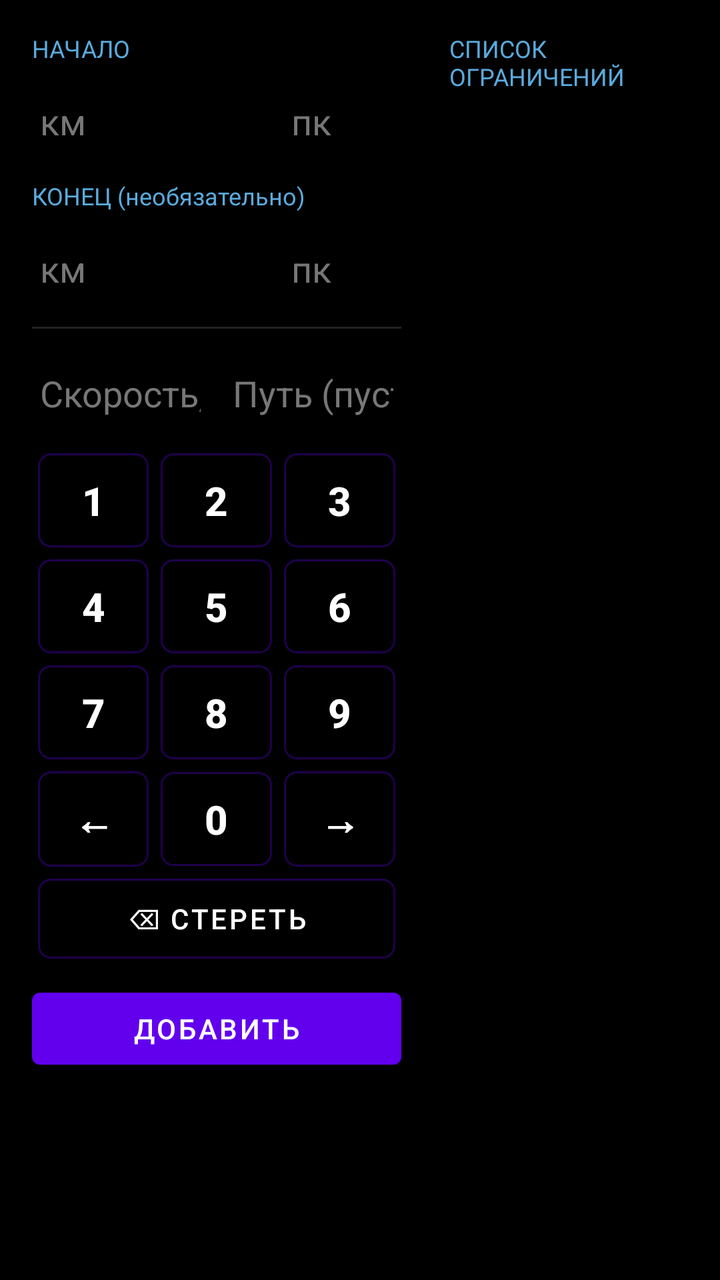
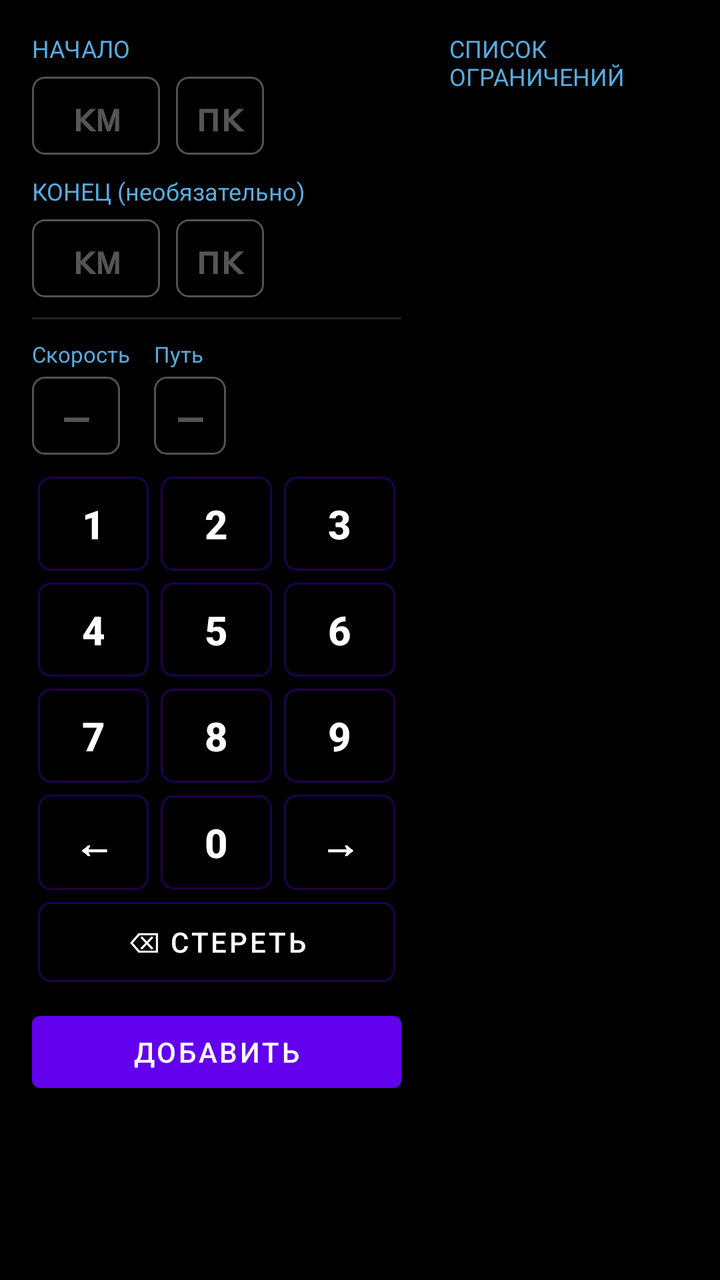

Before-and-after screenshots of an Android layout around one commit, followed by the original layout XML and the change that was made.
<!-- AndroidManifest.xml: application theme Theme.TrainDriverApp -->
<!-- res/layout/dialog_restrictions.xml -->
<?xml version="1.0" encoding="utf-8"?>
<LinearLayout xmlns:android="http://schemas.android.com/apk/res/android"
    android:layout_width="match_parent"
    android:layout_height="wrap_content"
    android:orientation="horizontal"
    android:background="#000000"
    android:padding="16dp">

    
    <ScrollView
        android:layout_width="0dp"
        android:layout_height="wrap_content"
        android:layout_weight="3">

        <LinearLayout
            android:layout_width="match_parent"
            android:layout_height="wrap_content"
            android:orientation="vertical"
            android:paddingEnd="12dp">

            <TextView
                android:layout_width="wrap_content"
                android:layout_height="wrap_content"
                android:text="НАЧАЛО"
                android:textColor="#5AAADC"
                android:textSize="12sp"
                android:layout_marginBottom="6dp" />

            <LinearLayout
                android:layout_width="match_parent"
                android:layout_height="wrap_content"
                android:orientation="horizontal">

                <EditText
                    android:id="@+id/restrictionStartKmInput"
                    android:layout_width="0dp"
                    android:layout_height="wrap_content"
                    android:layout_weight="2"
                    android:hint="км"
                    android:inputType="number"
                    android:maxLength="4"
                    android:textColor="#FFFFFF"
                    android:textColorHint="#777777" />

                <EditText
                    android:id="@+id/restrictionStartPkInput"
                    android:layout_width="0dp"
                    android:layout_height="wrap_content"
                    android:layout_weight="1"
                    android:layout_marginStart="8dp"
                    android:hint="пк"
                    android:inputType="number"
                    android:maxLength="2"
                    android:textColor="#FFFFFF"
                    android:textColorHint="#777777" />

            </LinearLayout>

            <TextView
                android:layout_width="wrap_content"
                android:layout_height="wrap_content"
                android:layout_marginTop="10dp"
                android:text="КОНЕЦ (необязательно)"
                android:textColor="#5AAADC"
                android:textSize="12sp"
                android:layout_marginBottom="6dp" />

            <LinearLayout
                android:layout_width="match_parent"
                android:layout_height="wrap_content"
                android:orientation="horizontal">

                <EditText
                    android:id="@+id/restrictionEndKmInput"
                    android:layout_width="0dp"
                    android:layout_height="wrap_content"
                    android:layout_weight="2"
                    android:hint="км"
                    android:inputType="number"
                    android:maxLength="4"
                    android:textColor="#FFFFFF"
                    android:textColorHint="#777777" />

                <EditText
                    android:id="@+id/restrictionEndPkInput"
                    android:layout_width="0dp"
                    android:layout_height="wrap_content"
                    android:layout_weight="1"
                    android:layout_marginStart="8dp"
                    android:hint="пк"
                    android:inputType="number"
                    android:maxLength="2"
                    android:textColor="#FFFFFF"
                    android:textColorHint="#777777" />

            </LinearLayout>

            <View
                android:layout_width="match_parent"
                android:layout_height="1dp"
                android:layout_marginTop="10dp"
                android:layout_marginBottom="10dp"
                android:background="#222222" />

            <LinearLayout
                android:layout_width="match_parent"
                android:layout_height="wrap_content"
                android:orientation="horizontal">

                <EditText
                    android:id="@+id/restrictionSpeedInput"
                    android:layout_width="0dp"
                    android:layout_height="wrap_content"
                    android:layout_weight="1"
                    android:hint="Скорость, км/ч"
                    android:inputType="number"
                    android:maxLength="3"
                    android:textColor="#FFFFFF"
                    android:textColorHint="#777777" />

                <EditText
                    android:id="@+id/restrictionPathInput"
                    android:layout_width="0dp"
                    android:layout_height="wrap_content"
                    android:layout_weight="1"
                    android:layout_marginStart="8dp"
                    android:hint="Путь (пусто = текущий)"
                    android:inputType="number"
                    android:maxLength="1"
                    android:textColor="#FFFFFF"
                    android:textColorHint="#777777" />

            </LinearLayout>

            
            <LinearLayout
                android:layout_width="match_parent"
                android:layout_height="wrap_content"
                android:layout_marginTop="8dp"
                android:orientation="vertical">

                <LinearLayout
                    android:layout_width="match_parent"
                    android:layout_height="wrap_content"
                    android:orientation="horizontal">
                    <Button android:id="@+id/restrictionKey1" style="@style/RestrictionKeypadButton" android:text="1" />
                    <Button android:id="@+id/restrictionKey2" style="@style/RestrictionKeypadButton" android:text="2" />
                    <Button android:id="@+id/restrictionKey3" style="@style/RestrictionKeypadButton" android:text="3" />
                </LinearLayout>

                <LinearLayout
                    android:layout_width="match_parent"
                    android:layout_height="wrap_content"
                    android:orientation="horizontal">
                    <Button android:id="@+id/restrictionKey4" style="@style/RestrictionKeypadButton" android:text="4" />
                    <Button android:id="@+id/restrictionKey5" style="@style/RestrictionKeypadButton" android:text="5" />
                    <Button android:id="@+id/restrictionKey6" style="@style/RestrictionKeypadButton" android:text="6" />
                </LinearLayout>

                <LinearLayout
                    android:layout_width="match_parent"
                    android:layout_height="wrap_content"
                    android:orientation="horizontal">
                    <Button android:id="@+id/restrictionKey7" style="@style/RestrictionKeypadButton" android:text="7" />
                    <Button android:id="@+id/restrictionKey8" style="@style/RestrictionKeypadButton" android:text="8" />
                    <Button android:id="@+id/restrictionKey9" style="@style/RestrictionKeypadButton" android:text="9" />
                </LinearLayout>

                <LinearLayout
                    android:layout_width="match_parent"
                    android:layout_height="wrap_content"
                    android:orientation="horizontal">
                    <Button android:id="@+id/restrictionKeyPrev" style="@style/RestrictionKeypadButton" android:text="←" />
                    <Button android:id="@+id/restrictionKey0" style="@style/RestrictionKeypadButton" android:text="0" />
                    <Button android:id="@+id/restrictionKeyNext" style="@style/RestrictionKeypadButton" android:text="→" />
                </LinearLayout>

                <Button
                    android:id="@+id/restrictionBackspaceButton"
                    android:layout_width="match_parent"
                    android:layout_height="wrap_content"
                    android:layout_margin="3dp"
                    android:minHeight="40dp"
                    android:background="@drawable/bg_header_toggle"
                    android:textColor="#FFFFFF"
                    android:text="⌫ Стереть" />

            </LinearLayout>

            <TextView
                android:id="@+id/restrictionErrorText"
                android:layout_width="match_parent"
                android:layout_height="wrap_content"
                android:layout_marginTop="6dp"
                android:textColor="#E05A5A"
                android:visibility="gone" />

            <Button
                android:id="@+id/restrictionAddButton"
                android:layout_width="match_parent"
                android:layout_height="wrap_content"
                android:layout_marginTop="8dp"
                android:text="Добавить" />

        </LinearLayout>

    </ScrollView>

    
    <LinearLayout
        android:layout_width="0dp"
        android:layout_height="wrap_content"
        android:layout_weight="2"
        android:orientation="vertical"
        android:paddingStart="12dp">

        <TextView
            android:layout_width="wrap_content"
            android:layout_height="wrap_content"
            android:text="СПИСОК ОГРАНИЧЕНИЙ"
            android:textColor="#5AAADC"
            android:textSize="12sp"
            android:layout_marginBottom="6dp" />

        <ScrollView
            android:layout_width="match_parent"
            android:layout_height="wrap_content">

            <LinearLayout
                android:id="@+id/restrictionRowsContainer"
                android:layout_width="match_parent"
                android:layout_height="wrap_content"
                android:orientation="vertical" />

        </ScrollView>

    </LinearLayout>

</LinearLayout>
<!-- resources referenced by this layout -->
<resources>
  <!-- drawable bg_header_toggle (drawable) -->
  <?xml version="1.0" encoding="utf-8"?>
  <shape xmlns:android="http://schemas.android.com/apk/res/android" android:shape="rectangle">
      <corners android:radius="6dp" />
      <stroke android:width="1dp" android:color="#52FFFFFF" />
      <solid android:color="@android:color/transparent" />
  </shape>
  <style name="RestrictionKeypadButton">
          <item name="android:layout_width">0dp</item>
          <item name="android:layout_height">wrap_content</item>
          <item name="android:layout_weight">1</item>
          <item name="android:layout_margin">3dp</item>
          <item name="android:minHeight">46dp</item>
          <item name="android:background">@drawable/bg_header_toggle</item>
          <item name="android:textColor">#FFFFFF</item>
          <item name="android:textStyle">bold</item>
          <item name="android:textSize">20sp</item>
      </style>
  <style name="Theme.TrainDriverApp" parent="Theme.MaterialComponents.DayNight.NoActionBar" />
</resources>

<!-- the commit's change to res/layout/dialog_restrictions.xml (unified diff, before → after) -->
@@ -27,32 +27,26 @@
                 android:layout_marginBottom="6dp" />
 
             <LinearLayout
-                android:layout_width="match_parent"
+                android:layout_width="wrap_content"
                 android:layout_height="wrap_content"
                 android:orientation="horizontal">
 
                 <EditText
                     android:id="@+id/restrictionStartKmInput"
-                    android:layout_width="0dp"
-                    android:layout_height="wrap_content"
-                    android:layout_weight="2"
+                    style="@style/RestrictionDigitBox"
+                    android:layout_width="64dp"
                     android:hint="км"
                     android:inputType="number"
-                    android:maxLength="4"
-                    android:textColor="#FFFFFF"
-                    android:textColorHint="#777777" />
+                    android:maxLength="4" />
 
                 <EditText
                     android:id="@+id/restrictionStartPkInput"
-                    android:layout_width="0dp"
-                    android:layout_height="wrap_content"
-                    android:layout_weight="1"
+                    style="@style/RestrictionDigitBox"
+                    android:layout_width="44dp"
                     android:layout_marginStart="8dp"
                     android:hint="пк"
                     android:inputType="number"
-                    android:maxLength="2"
-                    android:textColor="#FFFFFF"
-                    android:textColorHint="#777777" />
+                    android:maxLength="2" />
 
             </LinearLayout>
 
@@ -66,32 +60,26 @@
                 android:layout_marginBottom="6dp" />
 
             <LinearLayout
-                android:layout_width="match_parent"
+                android:layout_width="wrap_content"
                 android:layout_height="wrap_content"
                 android:orientation="horizontal">
 
                 <EditText
                     android:id="@+id/restrictionEndKmInput"
-                    android:layout_width="0dp"
-                    android:layout_height="wrap_content"
-                    android:layout_weight="2"
+                    style="@style/RestrictionDigitBox"
+                    android:layout_width="64dp"
                     android:hint="км"
                     android:inputType="number"
-                    android:maxLength="4"
-                    android:textColor="#FFFFFF"
-                    android:textColorHint="#777777" />
+                    android:maxLength="4" />
 
                 <EditText
                     android:id="@+id/restrictionEndPkInput"
-                    android:layout_width="0dp"
-                    android:layout_height="wrap_content"
-                    android:layout_weight="1"
+                    style="@style/RestrictionDigitBox"
+                    android:layout_width="44dp"
                     android:layout_marginStart="8dp"
                     android:hint="пк"
                     android:inputType="number"
-                    android:maxLength="2"
-                    android:textColor="#FFFFFF"
-                    android:textColorHint="#777777" />
+                    android:maxLength="2" />
 
             </LinearLayout>
 
@@ -103,32 +91,58 @@
                 android:background="#222222" />
 
             <LinearLayout
-                android:layout_width="match_parent"
+                android:layout_width="wrap_content"
                 android:layout_height="wrap_content"
                 android:orientation="horizontal">
 
-                <EditText
-                    android:id="@+id/restrictionSpeedInput"
-                    android:layout_width="0dp"
-                    android:layout_height="wrap_content"
-                    android:layout_weight="1"
-                    android:hint="Скорость, км/ч"
-                    android:inputType="number"
-                    android:maxLength="3"
-                    android:textColor="#FFFFFF"
-                    android:textColorHint="#777777" />
-
-                <EditText
-                    android:id="@+id/restrictionPathInput"
-                    android:layout_width="0dp"
-                    android:layout_height="wrap_content"
-                    android:layout_weight="1"
-                    android:layout_marginStart="8dp"
-                    android:hint="Путь (пусто = текущий)"
-                    android:inputType="number"
-                    android:maxLength="1"
-                    android:textColor="#FFFFFF"
-                    android:textColorHint="#777777" />
+                
+                <LinearLayout
+                    android:layout_width="wrap_content"
+                    android:layout_height="wrap_content"
+                    android:orientation="vertical">
+
+                    <TextView
+                        android:layout_width="wrap_content"
+                        android:layout_height="wrap_content"
+                        android:text="Скорость"
+                        android:textColor="#5AAADC"
+                        android:textSize="11sp"
+                        android:layout_marginBottom="4dp" />
+
+                    <EditText
+                        android:id="@+id/restrictionSpeedInput"
+                        style="@style/RestrictionDigitBox"
+                        android:layout_width="44dp"
+                        android:hint="—"
+                        android:inputType="number"
+                        android:maxLength="2" />
+
+                </LinearLayout>
+
+                
+                <LinearLayout
+                    android:layout_width="wrap_content"
+                    android:layout_height="wrap_content"
+                    android:layout_marginStart="12dp"
+                    android:orientation="vertical">
+
+                    <TextView
+                        android:layout_width="wrap_content"
+                        android:layout_height="wrap_content"
+                        android:text="Путь"
+                        android:textColor="#5AAADC"
+                        android:textSize="11sp"
+                        android:layout_marginBottom="4dp" />
+
+                    <EditText
+                        android:id="@+id/restrictionPathInput"
+                        style="@style/RestrictionDigitBox"
+                        android:layout_width="36dp"
+                        android:hint="—"
+                        android:inputType="number"
+                        android:maxLength="1" />
+
+                </LinearLayout>
 
             </LinearLayout>
 
<!-- resource entries referenced after the edit -->
@@ -7,6 +7,18 @@
       <stroke android:width="1dp" android:color="#52FFFFFF" />
       <solid android:color="@android:color/transparent" />
   </shape>
+  <style name="RestrictionDigitBox">
+          <item name="android:layout_height">wrap_content</item>
+          <item name="android:gravity">center</item>
+          <item name="android:fontFamily">monospace</item>
+          <item name="android:textStyle">bold</item>
+          <item name="android:textSize">20sp</item>
+          <item name="android:background">@drawable/bg_header_toggle</item>
+          <item name="android:paddingTop">6dp</item>
+          <item name="android:paddingBottom">6dp</item>
+          <item name="android:textColor">#FFFFFF</item>
+          <item name="android:textColorHint">#555555</item>
+      </style>
   <style name="RestrictionKeypadButton">
           <item name="android:layout_width">0dp</item>
           <item name="android:layout_height">wrap_content</item>
